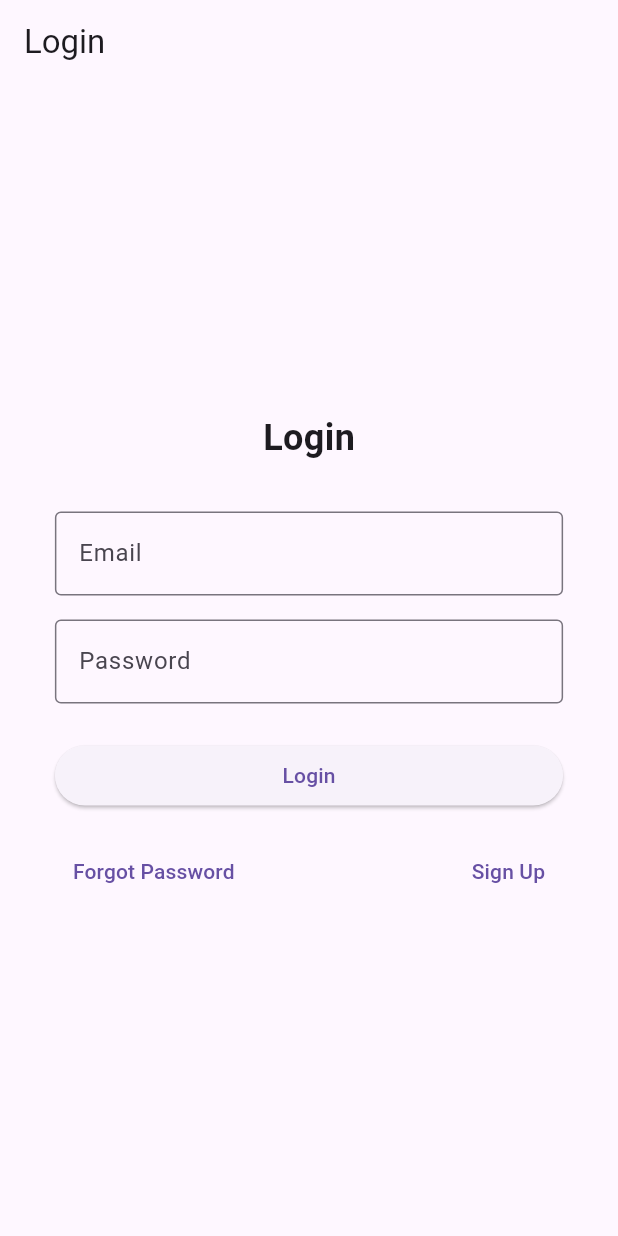
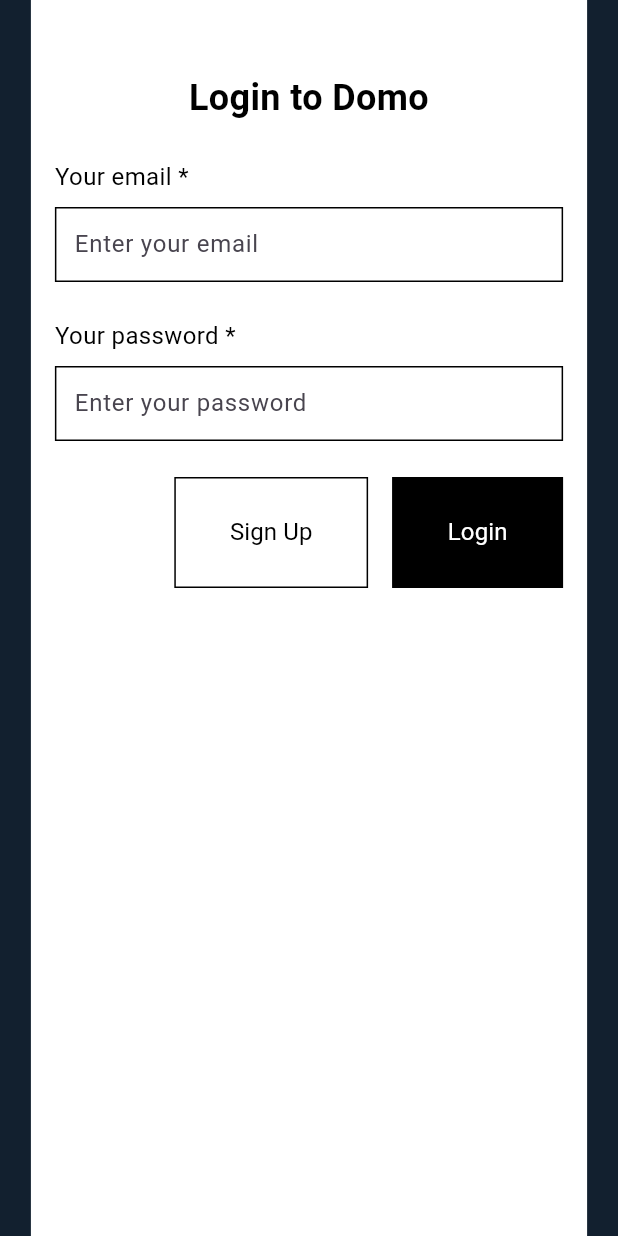
Before and after one commit to DoMo-next-contest/DoMo-Front, a Flutter app: the screen it shows after launch, on a phone screen of 412 x 824 dp. Run offline on Flutter 3.47's test engine with Material 3 defaults, Android fonts, the phone set to English and light mode, and no system bars.

Commit message:
modified:   lib/screens/login_page.dart 	modified:   lib/screens/signup_page.dart

```diff
--- a/lib/screens/login_page.dart
+++ b/lib/screens/login_page.dart
@@ -4,11 +4,10 @@ class LoginPage extends StatefulWidget {
   const LoginPage({super.key});
 
   @override
-  // ignore: library_private_types_in_public_api
-  _LoginPageState createState() => _LoginPageState();
+  LoginPageState createState() => LoginPageState();
 }
 
-class _LoginPageState extends State<LoginPage> {
+class LoginPageState extends State<LoginPage> {
   final _formKey = GlobalKey<FormState>();
   String _email = '';
   String _password = '';
@@ -16,95 +15,177 @@ class _LoginPageState extends State<LoginPage> {
   void _submit() {
     if (_formKey.currentState!.validate()) {
       _formKey.currentState!.save();
-    if (_email.isEmpty) {
-      debugPrint('Email is empty');
-    } else {
       debugPrint('Logging in with Email: $_email, Password: $_password');
-      // Navigate to the dashboard page after successful login
+      // Navigate to the dashboard after login success.
       Navigator.pushReplacementNamed(context, '/dashboard');
-    }
     }
   }
 
   @override
   Widget build(BuildContext context) {
     final screenWidth = MediaQuery.of(context).size.width;
-    final containerWidth = screenWidth < 500 ? screenWidth * 0.9 : 400.0;
+    final screenHeight = MediaQuery.of(context).size.height;
+    // For phone devices, use 90% of width; else fixed width.
+    final containerWidth = screenWidth < 600 ? screenWidth * 0.9 : 393.0;
 
     return Scaffold(
-      appBar: AppBar(title: const Text("Login")),
-      body: Center(
+      backgroundColor: const Color.fromARGB(255, 18, 32, 47),
+      body: SafeArea(
+        child: SingleChildScrollView(
+          child: Center(
             child: Container(
               width: containerWidth,
+              height: screenHeight,
               padding: const EdgeInsets.all(16.0),
+              decoration: const BoxDecoration(color: Colors.white),
               child: Form(
                 key: _formKey,
                 child: Column(
-              mainAxisAlignment: MainAxisAlignment.center,
+                  crossAxisAlignment: CrossAxisAlignment.start,
                   children: [
+                    const SizedBox(height: 32),
+                    // Title
+                    const Center(
+                      child: Text(
+                        'Login to Domo',
+                        style: TextStyle(
+                          color: Colors.black,
+                          fontSize: 24,
+                          fontWeight: FontWeight.w700,
+                          height: 1.4,
+                        ),
+                        textAlign: TextAlign.center,
+                      ),
+                    ),
+                    const SizedBox(height: 24),
+                    // Email field
                     const Text(
-                  "Login",
-                  style: TextStyle(fontSize: 24, fontWeight: FontWeight.bold),
+                      'Your email *',
+                      style: TextStyle(
+                        color: Colors.black,
+                        fontSize: 16,
+                        fontWeight: FontWeight.w400,
+                        height: 1.5,
                       ),
-                const SizedBox(height: 32),
-                TextFormField(
-                  decoration: const InputDecoration(
-                    labelText: "Email",
-                    border: OutlineInputBorder(),
+                    ),
+                    const SizedBox(height: 8),
+                    Container(
+                      padding: const EdgeInsets.all(12),
+                      decoration: ShapeDecoration(
+                        shape: RoundedRectangleBorder(
+                          side: BorderSide(width: 1, color: Colors.black),
+                        ),
+                      ),
+                      child: TextFormField(
+                        decoration: const InputDecoration.collapsed(
+                          hintText: 'Enter your email',
                         ),
                         validator: (value) {
                           if (value == null || value.isEmpty) {
                             return "Please enter your email";
                           }
-                    if (!RegExp(r'^[^\s@]+@[^\s@]+\.[^\s@]+$').hasMatch(value)) {
+                          if (!RegExp(r'^[^\s@]+@[^\s@]+\.[^\s@]+$')
+                              .hasMatch(value)) {
                             return "Enter a valid email";
                           }
                           return null;
                         },
                         onSaved: (value) => _email = value!,
                       ),
-                const SizedBox(height: 16),
-                TextFormField(
-                  decoration: const InputDecoration(
-                    labelText: "Password",
-                    border: OutlineInputBorder(),
+                    ),
+                    const SizedBox(height: 24),
+                    // Password field
+                    const Text(
+                      'Your password *',
+                      style: TextStyle(
+                        color: Colors.black,
+                        fontSize: 16,
+                        fontWeight: FontWeight.w400,
+                        height: 1.5,
+                      ),
+                    ),
+                    const SizedBox(height: 8),
+                    Container(
+                      padding: const EdgeInsets.all(12),
+                      decoration: ShapeDecoration(
+                        shape: RoundedRectangleBorder(
+                          side: BorderSide(width: 1, color: Colors.black),
+                        ),
+                      ),
+                      child: TextFormField(
+                        decoration: const InputDecoration.collapsed(
+                          hintText: 'Enter your password',
                         ),
                         obscureText: true,
                         validator: (value) {
                           if (value == null || value.isEmpty) {
                             return "Please enter your password";
                           }
+                          if (value.length < 6) {
+                            return "Password should be at least 6 characters";
+                          }
                           return null;
                         },
                         onSaved: (value) => _password = value!,
                       ),
+                    ),
                     const SizedBox(height: 24),
-                SizedBox(
-                  width: double.infinity,
-                  child: ElevatedButton(
-                    onPressed: _submit,
-                    child: const Text("Login"),
+                    // Action buttons: Sign Up and Login
+                    Row(
+                      mainAxisAlignment: MainAxisAlignment.end,
+                      children: [
+                        Container(
+                          padding: const EdgeInsets.symmetric(
+                              horizontal: 24, vertical: 12),
+                          decoration: ShapeDecoration(
+                            shape: RoundedRectangleBorder(
+                              side: BorderSide(width: 1, color: Colors.black),
                             ),
                           ),
-                const SizedBox(height: 16),
-                Row(
-                  mainAxisAlignment: MainAxisAlignment.spaceBetween,
-                  children: [
-                    TextButton(
+                          child: TextButton(
                             onPressed: () {
-                        // Forgot Password logic if needed.
+                              Navigator.pushReplacementNamed(context, '/signup');
                             },
-                      child: const Text("Forgot Password"),
+                            child: const Text(
+                              'Sign Up',
+                              style: TextStyle(
+                                color: Colors.black,
+                                fontSize: 16,
+                                fontWeight: FontWeight.w400,
+                                height: 1.5,
                               ),
-                    TextButton(
-                      onPressed: () {
-                        Navigator.pushNamed(context, '/signup');
-                      },
-                      child: const Text("Sign Up"),
+                            ),
+                          ),
+                        ),
+                        const SizedBox(width: 16),
+                        Container(
+                          padding: const EdgeInsets.symmetric(
+                              horizontal: 24, vertical: 12),
+                          decoration: ShapeDecoration(
+                            color: Colors.black,
+                            shape: RoundedRectangleBorder(
+                              side: BorderSide(width: 1, color: Colors.black),
+                            ),
+                          ),
+                          child: TextButton(
+                            onPressed: _submit,
+                            child: const Text(
+                              'Login',
+                              style: TextStyle(
+                                color: Colors.white,
+                                fontSize: 16,
+                                fontWeight: FontWeight.w400,
+                                height: 1.5,
+                              ),
+                            ),
+                          ),
                         ),
                       ],
                     ),
+                    const SizedBox(height: 24),
                   ],
+                ),
+              ),
             ),
           ),
         ),
--- a/lib/screens/signup_page.dart
+++ b/lib/screens/signup_page.dart
@@ -1,4 +1,3 @@
-import 'dart:math';
 import 'package:flutter/material.dart';
 
 class SignupPage extends StatefulWidget {
@@ -32,22 +31,20 @@ class SignupPageState extends State<SignupPage> {
 
   @override
   Widget build(BuildContext context) {
-    // Determine screen width and set container width responsively
     final screenWidth = MediaQuery.of(context).size.width;
-    final containerWidth = min(393.0, screenWidth * 0.9);
+    final screenHeight = MediaQuery.of(context).size.height;
+    // For phone devices (screen width < 600), use 90% of width, otherwise fixed width.
+    final containerWidth = screenWidth < 600 ? screenWidth * 0.9 : 393.0;
 
     return Scaffold(
       backgroundColor: const Color.fromARGB(255, 18, 32, 47),
-      appBar: AppBar(
-        title: const Text("Sign Up"),
-        backgroundColor: Colors.black,
-      ),
       body: SafeArea(
         child: SingleChildScrollView(
           child: Center(
             child: Container(
               width: containerWidth,
-              // Remove fixed height so the content can grow and scroll if needed.
+              // Set container height to screenHeight so it fills the screen
+              height: screenHeight,
               padding: const EdgeInsets.all(16.0),
               decoration: const BoxDecoration(
                 color: Colors.white,
@@ -55,7 +52,7 @@ class SignupPageState extends State<SignupPage> {
               child: Column(
                 crossAxisAlignment: CrossAxisAlignment.start,
                 children: [
-                  // Progress indicator and Step text
+                  // Progress indicator and step text
                   Container(
                     width: double.infinity,
                     height: 4,
@@ -265,7 +262,7 @@ class SignupPageState extends State<SignupPage> {
                         ),
                         child: TextButton(
                           onPressed: () {
-                            Navigator.pop(context);
+                            Navigator.pushReplacementNamed(context, '/login');
                           },
                           child: const Text(
                             'Cancel',
```
Lines whose indentation alone changed are shown as unchanged.
